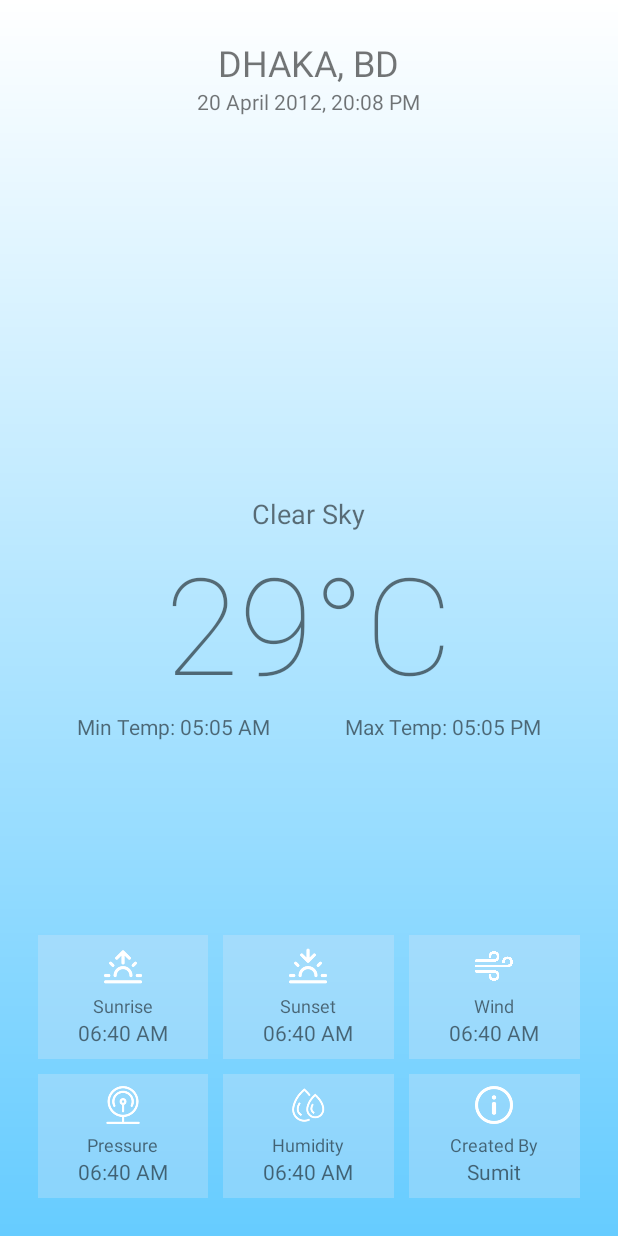
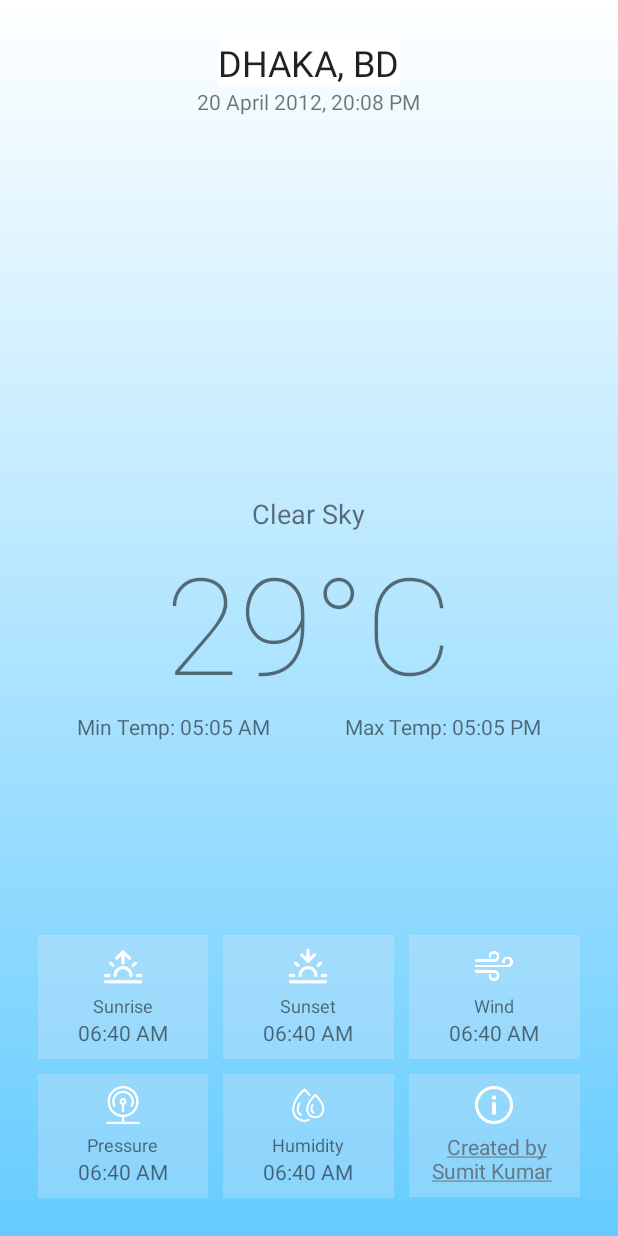
Before and after one commit to thesumitkumar/weather-app, an Android app: the layout activity_main.xml on its own in the app's theme, with its tools: preview values and no code run, on a phone screen of 412 x 824 dp. Run offline under Robolectric (Android 15) with nearby library versions, the phone set to English and light mode, and no system bars.

Commit message:
replace findByViewId with view Binding

```diff
--- a/app/src/main/res/layout/activity_main.xml
+++ b/app/src/main/res/layout/activity_main.xml
@@ -20,11 +20,15 @@
             android:gravity="center"
             android:orientation="vertical">
 
-            <TextView
+            <EditText
                 android:id="@+id/address"
                 android:layout_width="wrap_content"
                 android:layout_height="wrap_content"
+                android:background="#fff"
                 android:text="DHAKA, BD"
+                android:inputType="textWebEditText"
+                android:maxLines="1"
+                android:textAllCaps="true"
                 android:textSize="24sp" />
 
             <TextView
@@ -58,8 +62,7 @@
                 android:layout_gravity="center"
                 android:fontFamily="sans-serif-thin"
                 android:text="29°C"
-                android:textSize="90sp"
-                />
+                android:textSize="90sp" />
 
             <LinearLayout
                 android:layout_width="match_parent"
@@ -314,15 +317,12 @@
                     <TextView
                         android:layout_width="wrap_content"
                         android:layout_height="wrap_content"
-                        android:text="Created By"
-                        android:textSize="12dp" />
+                        android:text="@string/created_by_sumit"
+                        android:textAlignment="center"
+                        android:textColorLink="#FF657985"
+                        android:textSize="14dp"
+                        android:textStyle="normal" />
 
-                    <TextView
-                        android:id="@+id/about"
-                        android:layout_width="wrap_content"
-                        android:layout_height="wrap_content"
-                        android:text="Sumit"
-                        android:textSize="14dp" />
                 </LinearLayout>
             </LinearLayout>
         </LinearLayout>
--- a/app/src/main/res/values/strings.xml
+++ b/app/src/main/res/values/strings.xml
@@ -1,3 +1,4 @@
 <resources>
     <string name="app_name">Weather Update</string>
+    <string name="created_by_sumit"> <a href="https://github.com/subrotokumar/weather-app.git">Created by\nSumit Kumar</a> </string>
 </resources>
```
Also changed, not shown: app/src/main/java/in/infoduniya/weatherupdate/MainActivity.kt (+25 -29 lines).
